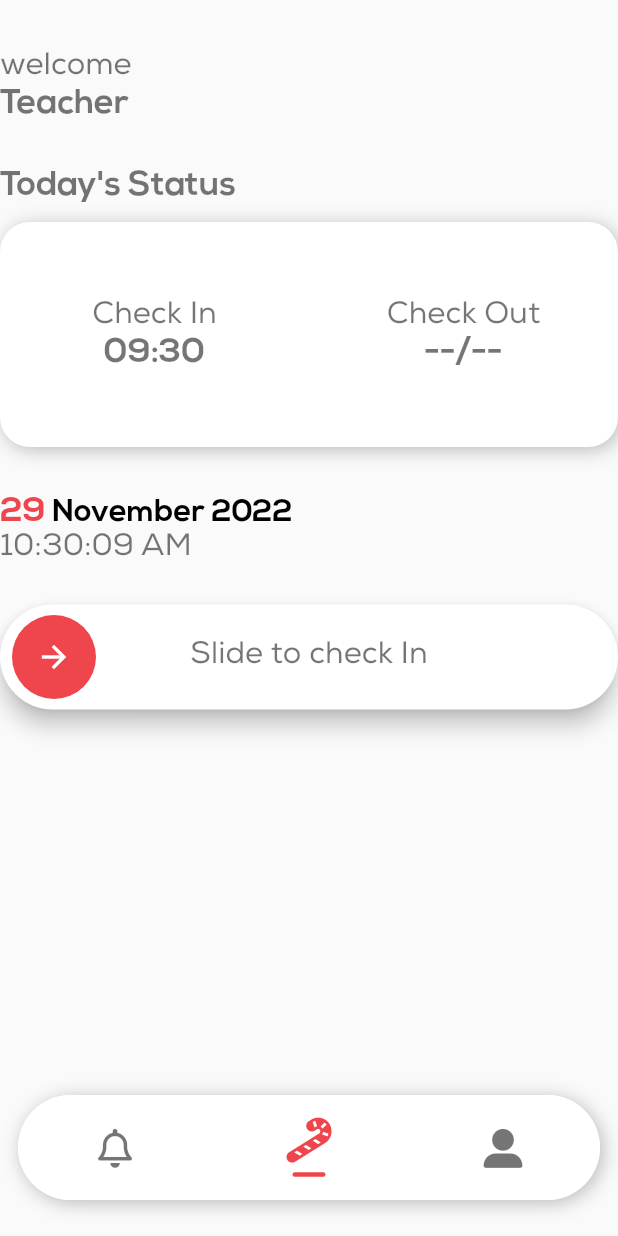
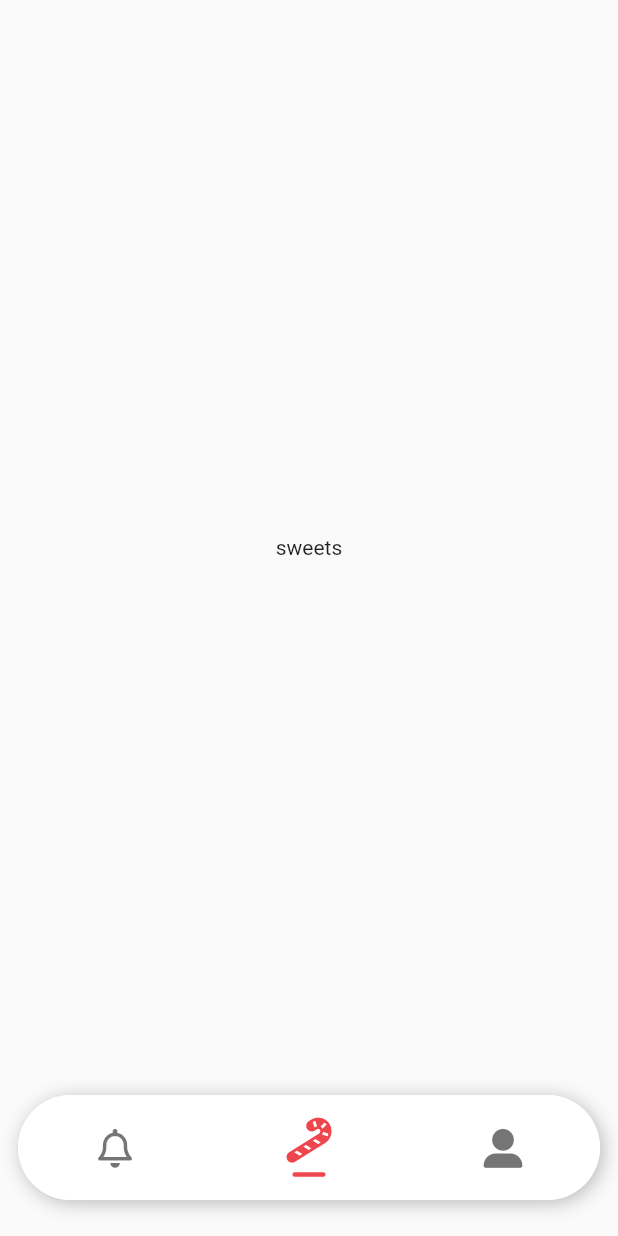
Before and after one commit to mahmoud2391997/id, a Flutter app: the screen it shows after launch, item 2 of the bottom bar chosen, on a phone screen of 412 x 824 dp. Run offline on Flutter 3.47's test engine with Material 2 defaults, Android fonts, the phone set to English and light mode, and no system bars; drawn by our look-alikes of slide_to_act; our stand-ins replace firebase_core, font_awesome_flutter; accounts and stored records are empty.

Commit message:
canteen worker

```diff
--- a/lib/calendarscreen.dart
+++ b/lib/calendarscreen.dart
@@ -14,7 +14,7 @@ class _CalendarScreenState extends State<CalendarScreen> {
   Widget build(BuildContext context) {
     return Scaffold(
       body: Center(
-        child: Text("Calendar"),
+        child: Text("notification"),
       ),
     );
   }
--- a/lib/todayscreen.dart
+++ b/lib/todayscreen.dart
@@ -3,6 +3,188 @@ import 'package:flutter/src/widgets/container.dart';
 import 'package:flutter/src/widgets/framework.dart';
 import 'package:intl/intl.dart';
 import 'package:slide_to_act/slide_to_act.dart';
+
+// class TodayScreen extends StatefulWidget {
+//   const TodayScreen({super.key});
+
+//   @override
+//   State<TodayScreen> createState() => _TodayScreenState();
+// }
+
+// class _TodayScreenState extends State<TodayScreen> {
+//   double screenHeight = 0;
+//   double screenWidth = 0;
+//   Color primary = const Color(0xffeef444c);
+
+//   @override
+//   Widget build(BuildContext context) {
+//     screenHeight = MediaQuery.of(context).size.height;
+//     screenWidth = MediaQuery.of(context).size.width;
+//     return Scaffold(
+//       body: SingleChildScrollView(
+//         child: Column(
+//           children: [
+//             Container(
+//               alignment: Alignment.centerLeft,
+//               margin: const EdgeInsets.only(top: 32),
+//               child: Text(
+//                 "welcome",
+//                 style: TextStyle(
+//                     color: Colors.black54,
+//                     fontFamily: "NexaRegular",
+//                     fontSize: screenWidth / 20),
+//               ),
+//             ),
+//             Container(
+//               alignment: Alignment.centerLeft,
+//               child: Text(
+//                 "Teacher",
+//                 style: TextStyle(
+//                     color: Colors.black54,
+//                     fontFamily: "Nexabold",
+//                     fontSize: screenWidth / 18),
+//               ),
+//             ),
+//             Container(
+//               alignment: Alignment.centerLeft,
+//               margin: const EdgeInsets.only(top: 32),
+//               child: Text(
+//                 "Today's Status",
+//                 style: TextStyle(
+//                     color: Colors.black54,
+//                     fontFamily: "Nexabold",
+//                     fontSize: screenWidth / 18),
+//               ),
+//             ),
+//             Container(
+//               margin: const EdgeInsets.only(top: 12, bottom: 32),
+//               height: 150,
+//               decoration: const BoxDecoration(
+//                 color: Colors.white,
+//                 boxShadow: [
+//                   BoxShadow(
+//                     color: Colors.black26,
+//                     blurRadius: 10,
+//                     offset: Offset(2, 2),
+//                   )
+//                 ],
+//                 borderRadius: BorderRadius.all(Radius.circular(20)),
+//               ),
+//               child: Row(
+//                   mainAxisAlignment: MainAxisAlignment.center,
+//                   crossAxisAlignment: CrossAxisAlignment.center,
+//                   children: [
+//                     Expanded(
+//                         child: Column(
+//                       mainAxisAlignment: MainAxisAlignment.center,
+//                       crossAxisAlignment: CrossAxisAlignment.center,
+//                       children: [
+//                         Text(
+//                           "Check In",
+//                           style: TextStyle(
+//                             fontFamily: "NexaRegular",
+//                             fontSize: screenWidth / 20,
+//                             color: Colors.black54,
+//                           ),
+//                         ),
+//                         Text(
+//                           "09:30",
+//                           style: TextStyle(
+//                             fontFamily: "NexaBold",
+//                             fontSize: screenWidth / 18,
+//                             color: Colors.black54,
+//                           ),
+//                         )
+//                       ],
+//                     )),
+//                     Expanded(
+//                         child: Column(
+//                       mainAxisAlignment: MainAxisAlignment.center,
+//                       crossAxisAlignment: CrossAxisAlignment.center,
+//                       children: [
+//                         Text("Check Out",
+//                             style: TextStyle(
+//                               fontFamily: "NexaRegular",
+//                               fontSize: screenWidth / 20,
+//                               color: Colors.black54,
+//                             )),
+//                         Text(
+//                           "--/--",
+//                           style: TextStyle(
+//                             fontFamily: "NexaBold",
+//                             fontSize: screenWidth / 18,
+//                             color: Colors.black54,
+//                           ),
+//                         )
+//                       ],
+//                     ))
+//                   ]),
+//             ),
+//             Container(
+//                 alignment: Alignment.centerLeft,
+//                 child: RichText(
+//                     text: TextSpan(
+//                         text: DateTime.now().day.toString(),
+//                         style: TextStyle(
+//                           color: primary,
+//                           fontSize: screenWidth / 18,
+//                           fontFamily: "NexaBold",
+//                         ),
+//                         children: [
+//                       TextSpan(
+//                           text: DateFormat(' MMMM yyyy').format(DateTime.now()),
+//                           style: TextStyle(
+//                             color: Colors.black,
+//                             fontSize: screenWidth / 20,
+//                             fontFamily: "NexaBold",
+//                           ))
+//                     ]))),
+//             StreamBuilder<dynamic>(
+//                 stream: Stream.periodic(const Duration(seconds: 1)),
+//                 builder: (context, snapshot) {
+//                   return Container(
+//                     alignment: Alignment.centerLeft,
+//                     child: Text(
+//                       DateFormat('hh:mm:ss a').format(DateTime.now()),
+//                       style: TextStyle(
+//                         fontFamily: "NexaRegular",
+//                         fontSize: screenWidth / 20,
+//                         color: Colors.black54,
+//                       ),
+//                     ),
+//                   );
+//                 }),
+//             Container(
+//               margin: EdgeInsets.only(top: 24),
+//               child: Builder(builder: (context) {
+//                 final GlobalKey<SlideActionState> key = GlobalKey();
+//                 return SlideAction(
+//                   text: "Slide to check In",
+//                   textStyle: TextStyle(
+//                     color: Colors.black54,
+//                     fontSize: screenWidth / 20,
+//                     fontFamily: "NexaRegular",
+//                   ),
+//                   outerColor: Colors.white,
+//                   innerColor: primary,
+//                   key: key,
+//                   onSubmit: () {
+//                     key.currentState!.reset();
+//                   },
+//                 );
+//               }),
+//             )
+//           ],
+//         ),
+//       ),
+//     );
+//   }
+// }
+// import 'package:flutter/material.dart';
+// import 'package:flutter/src/widgets/container.dart';
+// import 'package:flutter/src/widgets/framework.dart';
+// import 'package:intl/intl.dart';
+// import 'package:slide_to_act/slide_to_act.dart';
 
 class TodayScreen extends StatefulWidget {
   const TodayScreen({super.key});
@@ -12,170 +194,11 @@ class TodayScreen extends StatefulWidget {
 }
 
 class _TodayScreenState extends State<TodayScreen> {
-  double screenHeight = 0;
-  double screenWidth = 0;
-  Color primary = const Color(0xffeef444c);
-
   @override
   Widget build(BuildContext context) {
-    screenHeight = MediaQuery.of(context).size.height;
-    screenWidth = MediaQuery.of(context).size.width;
     return Scaffold(
-      body: SingleChildScrollView(
-        child: Column(
-          children: [
-            Container(
-              alignment: Alignment.centerLeft,
-              margin: const EdgeInsets.only(top: 32),
-              child: Text(
-                "welcome",
-                style: TextStyle(
-                    color: Colors.black54,
-                    fontFamily: "NexaRegular",
-                    fontSize: screenWidth / 20),
-              ),
-            ),
-            Container(
-              alignment: Alignment.centerLeft,
-              child: Text(
-                "Teacher",
-                style: TextStyle(
-                    color: Colors.black54,
-                    fontFamily: "Nexabold",
-                    fontSize: screenWidth / 18),
-              ),
-            ),
-            Container(
-              alignment: Alignment.centerLeft,
-              margin: const EdgeInsets.only(top: 32),
-              child: Text(
-                "Today's Status",
-                style: TextStyle(
-                    color: Colors.black54,
-                    fontFamily: "Nexabold",
-                    fontSize: screenWidth / 18),
-              ),
-            ),
-            Container(
-              margin: const EdgeInsets.only(top: 12, bottom: 32),
-              height: 150,
-              decoration: const BoxDecoration(
-                color: Colors.white,
-                boxShadow: [
-                  BoxShadow(
-                    color: Colors.black26,
-                    blurRadius: 10,
-                    offset: Offset(2, 2),
-                  )
-                ],
-                borderRadius: BorderRadius.all(Radius.circular(20)),
-              ),
-              child: Row(
-                  mainAxisAlignment: MainAxisAlignment.center,
-                  crossAxisAlignment: CrossAxisAlignment.center,
-                  children: [
-                    Expanded(
-                        child: Column(
-                      mainAxisAlignment: MainAxisAlignment.center,
-                      crossAxisAlignment: CrossAxisAlignment.center,
-                      children: [
-                        Text(
-                          "Check In",
-                          style: TextStyle(
-                            fontFamily: "NexaRegular",
-                            fontSize: screenWidth / 20,
-                            color: Colors.black54,
-                          ),
-                        ),
-                        Text(
-                          "09:30",
-                          style: TextStyle(
-                            fontFamily: "NexaBold",
-                            fontSize: screenWidth / 18,
-                            color: Colors.black54,
-                          ),
-                        )
-                      ],
-                    )),
-                    Expanded(
-                        child: Column(
-                      mainAxisAlignment: MainAxisAlignment.center,
-                      crossAxisAlignment: CrossAxisAlignment.center,
-                      children: [
-                        Text("Check Out",
-                            style: TextStyle(
-                              fontFamily: "NexaRegular",
-                              fontSize: screenWidth / 20,
-                              color: Colors.black54,
-                            )),
-                        Text(
-                          "--/--",
-                          style: TextStyle(
-                            fontFamily: "NexaBold",
-                            fontSize: screenWidth / 18,
-                            color: Colors.black54,
-                          ),
-                        )
-                      ],
-                    ))
-                  ]),
-            ),
-            Container(
-                alignment: Alignment.centerLeft,
-                child: RichText(
-                    text: TextSpan(
-                        text: DateTime.now().day.toString(),
-                        style: TextStyle(
-                          color: primary,
-                          fontSize: screenWidth / 18,
-                          fontFamily: "NexaBold",
-                        ),
-                        children: [
-                      TextSpan(
-                          text: DateFormat(' MMMM yyyy').format(DateTime.now()),
-                          style: TextStyle(
-                            color: Colors.black,
-                            fontSize: screenWidth / 20,
-                            fontFamily: "NexaBold",
-                          ))
-                    ]))),
-            StreamBuilder<dynamic>(
-                stream: Stream.periodic(const Duration(seconds: 1)),
-                builder: (context, snapshot) {
-                  return Container(
-                    alignment: Alignment.centerLeft,
-                    child: Text(
-                      DateFormat('hh:mm:ss a').format(DateTime.now()),
-                      style: TextStyle(
-                        fontFamily: "NexaRegular",
-                        fontSize: screenWidth / 20,
-                        color: Colors.black54,
-                      ),
-                    ),
-                  );
-                }),
-            Container(
-              margin: EdgeInsets.only(top: 24),
-              child: Builder(builder: (context) {
-                final GlobalKey<SlideActionState> key = GlobalKey();
-                return SlideAction(
-                  text: "Slide to check In",
-                  textStyle: TextStyle(
-                    color: Colors.black54,
-                    fontSize: screenWidth / 20,
-                    fontFamily: "NexaRegular",
-                  ),
-                  outerColor: Colors.white,
-                  innerColor: primary,
-                  key: key,
-                  onSubmit: () {
-                    key.currentState!.reset();
-                  },
-                );
-              }),
-            )
-          ],
-        ),
+      body: Center(
+        child: Text("sweets"),
       ),
     );
   }
```
Also changed, not shown: 1 other file.
